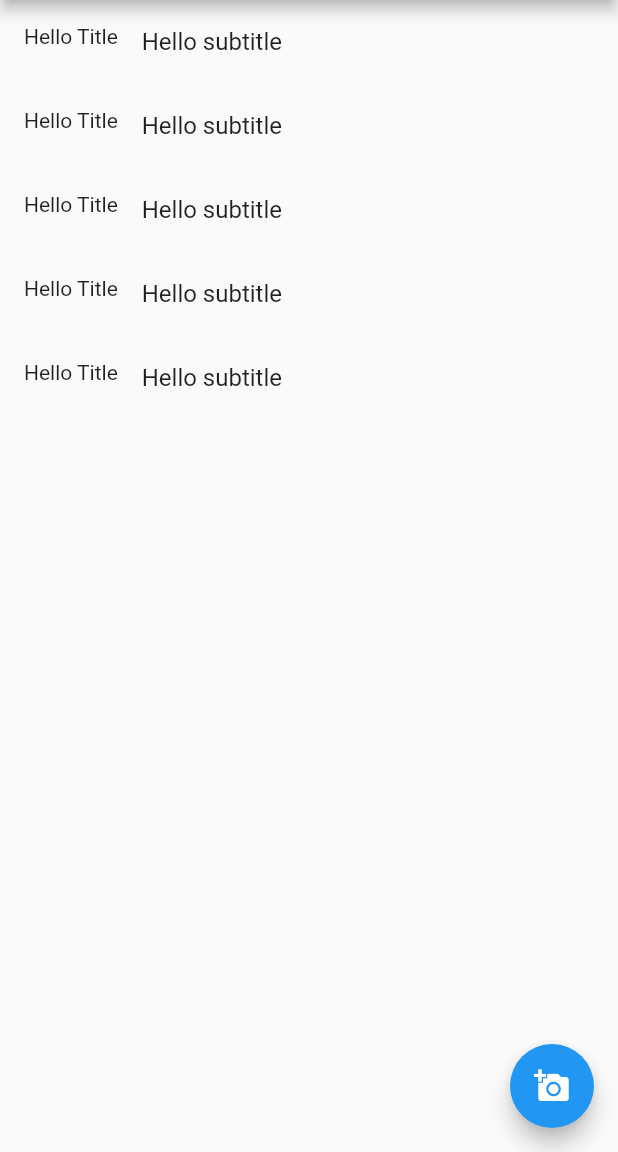
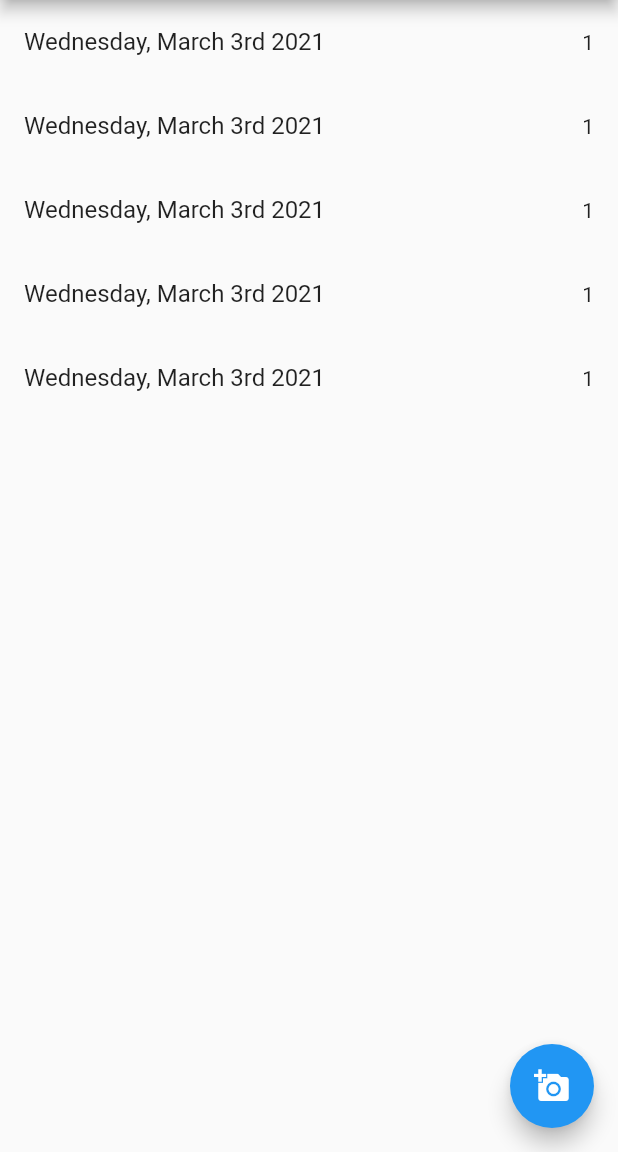
Before and after one commit to stuttskl/wasteagram, a Flutter app: the screen it shows after launch, on a phone screen of 412 x 824 dp, the part 84-1236 px from its top. Run offline on Flutter 3.47's test engine with Material 2 defaults, Android fonts, the phone set to English and light mode, and no system bars; our stand-ins replace cloud_firestore, firebase_core, firebase_storage, image_picker; accounts and stored records are empty.

```diff
--- a/lib/screens/list_screen.dart
+++ b/lib/screens/list_screen.dart
@@ -6,15 +6,22 @@ class ListScreen extends StatefulWidget {
 }
 
 class _ListScreenState extends State<ListScreen> {
+  void goToDetailsScreen(context, id) {
+    print("inside of go to details screen for id: " + id.toString());
+    // Navigator.pushNamed(context, 'detailsScreen', arguments:)
+  }
   @override
   Widget build(BuildContext context) {
     return ListView.builder(
       itemCount: 5,
       itemBuilder: (context, index) {
         return ListTile(
-          leading: Text('Hello Title'),
-          title: Text('Hello subtitle'));
+          title: Text('Wednesday, March 3rd 2021'), // date of post
+          trailing: Text(1.toString()), // number of items wasted
+          onTap:  () => goToDetailsScreen(context, index) // might have to -1 from this idk yet
+        );
       },
     );
+    // add photo FAB here
   }
 }
```
Also changed, not shown: lib/models/post.dart (added, +9 -0 lines), lib/screens/details_screen.dart (added, +11 -0 lines).
